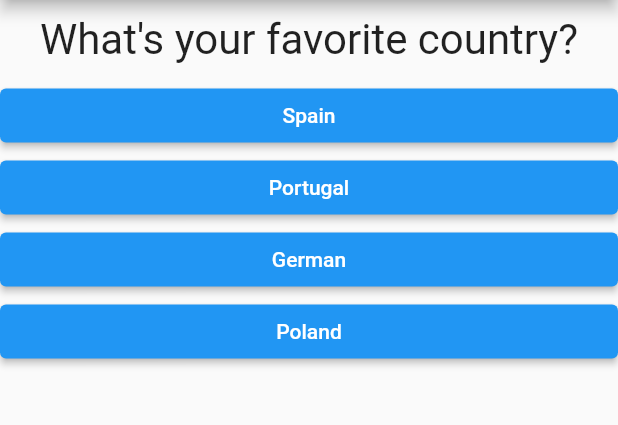
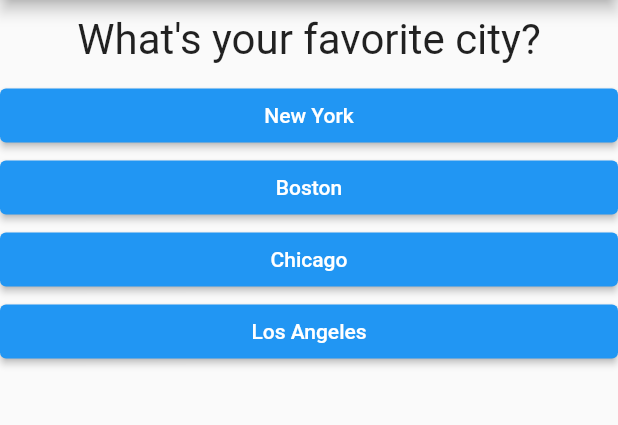
Before and after one commit to SashaPilevich/dart-flutter-basic, a Flutter app: the screen it shows after launch, on a phone screen of 412 x 824 dp, the part 84-509 px from its top. Run offline on Flutter 3.47's test engine with Material 2 defaults, Android fonts, the phone set to English and light mode, and no system bars.

```diff
--- a/flutter_first_app/lib/answer.dart
+++ b/flutter_first_app/lib/answer.dart
@@ -10,7 +10,7 @@ class Answer extends StatelessWidget {
     return Container(
       width: double.infinity,
       child: ElevatedButton(
-        onPressed: selectedHandler,
+        onPressed:selectedHandler,
         child: Text(variantOfAnswer),
         style: ButtonStyle(
             backgroundColor: MaterialStateProperty.all(Colors.blue)),
--- a/flutter_first_app/lib/main.dart
+++ b/flutter_first_app/lib/main.dart
@@ -1,6 +1,6 @@
 import 'package:flutter/material.dart';
-import './question.dart';
-import './answer.dart';
+import 'package:flutter_first_app/quiz.dart';
+import 'package:flutter_first_app/result.dart';
 
 void main() {
   runApp(MyApp());
@@ -15,30 +15,43 @@ class MyApp extends StatefulWidget {
 }
 
 class _MyAppState extends State<MyApp> {
-  final questions = const[
+  final _questions = const [
     {
-        'questionText': 'What\'s your favorite country?',
-        'answers': ['Spain', 'Portugal', 'German', 'Poland']
+      'questionText': 'What\'s your favorite city?',
+      'answers': [
+        {'text': 'New York', 'score': 2},
+        {'text': 'Boston', 'score': 5},
+        {'text': 'Chicago', 'score': 3},
+        {'text': 'Los Angeles', 'score': 4}
+      ]
     },
     {
       'questionText': 'What\'s your favorite coffee?',
-        'answers': ['Capuchino', 'Latte', 'Americano', 'Ruf']
+      'answers': [
+        {'text': 'Cappuccino', 'score': 5},
+        {'text': 'Americano', 'score': 2},
+        {'text': 'Latte', 'score': 3},
+        {'text': 'Raf', 'score': 4}
+      ]
     },
     {
       'questionText': 'What\'s your favorite basketball team?',
       'answers': [
-          'Boston Celtics',
-          'Brooklyn Nets',
-          'Chicago Bulls',
-          'Milwaukee Bucks'
+        {'text': 'Boston Celtics', 'score': 5},
+        {'text': 'New York Knicks', 'score': 2},
+        {'text': 'Chicago Bulls', 'score': 3},
+        {'text': 'Los Angeles Lakers', 'score': 4}
       ]
     },
   ];
   var _questionIndex = 0;
-  void _answerQuestion() {
+  var _totalScore = 0;
+  void _answerQuestion(int score) {
+    _totalScore += score;
     setState(() {
       _questionIndex = _questionIndex + 1;
     });
+
   }
 
   @override
@@ -48,15 +61,12 @@ class _MyAppState extends State<MyApp> {
         appBar: AppBar(
           title: Text('Quiz'),
         ),
-        body:_questionIndex < questions.length ? Column(
-          children: [
-            Question(questions[_questionIndex]['questionText'] as String),
-            ...(questions[_questionIndex]['answers'] as List<String>)
-                .map((answer) {
-              return Answer(_answerQuestion, answer);
-            }).toList()
-          ],
-        ) : Center(child: Text('You did it!'),),
+        body: _questionIndex < _questions.length
+            ? Quiz(
+                questions: _questions,
+                questionIndex: _questionIndex,
+                answerQuestion: _answerQuestion)
+            : Result(_totalScore),
       ),
     );
   }
--- /dev/null
+++ b/flutter_first_app/lib/quiz.dart
@@ -0,0 +1,21 @@
+import 'package:flutter/material.dart';
+import './question.dart';
+import './answer.dart';
+
+class Quiz extends StatelessWidget {
+  final List<Map<String, Object>> questions;
+  final int questionIndex;
+  final Function answerQuestion;
+  Quiz({required this.questions,required this.questionIndex,required this.answerQuestion});
+  @override
+  Widget build(BuildContext context) {
+    return Column(
+      children: [
+        Question(questions[questionIndex]['questionText'] as String),
+        ...(questions[questionIndex]['answers'] as List<Map<String, Object>>).map((answer) {
+          return Answer(()=>answerQuestion(answer['score']), answer['text'] as String);
+        }).toList()
+      ],
+    );
+  }
+}
```
Also changed, not shown: flutter_first_app/lib/result.dart (added, +30 -0 lines). Lines whose indentation alone changed are shown as unchanged.
